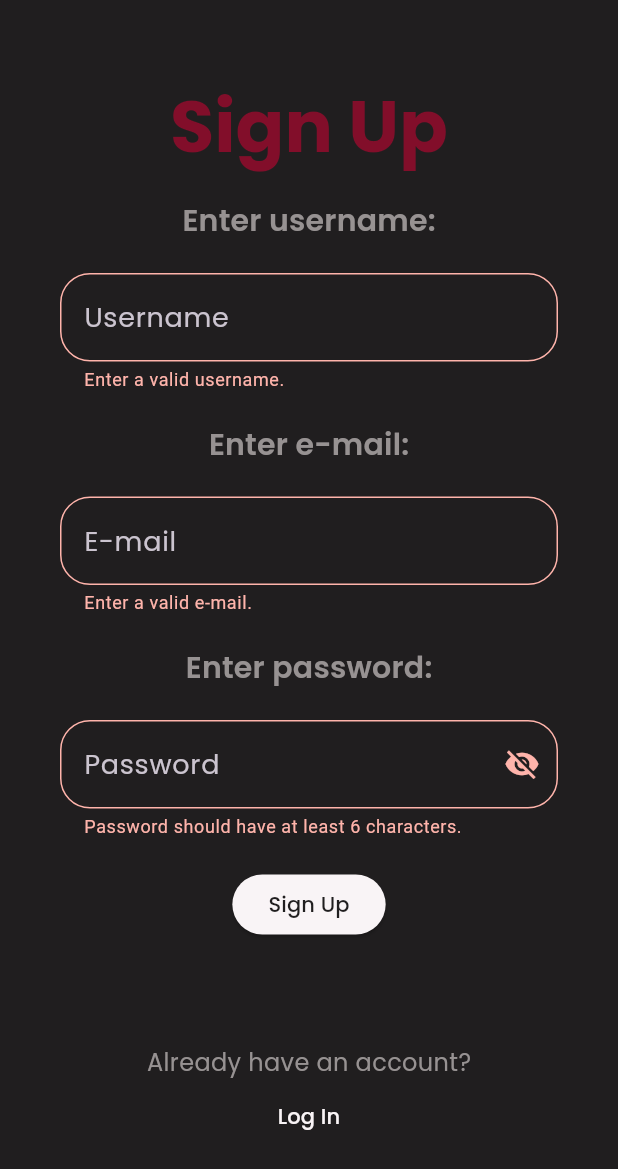
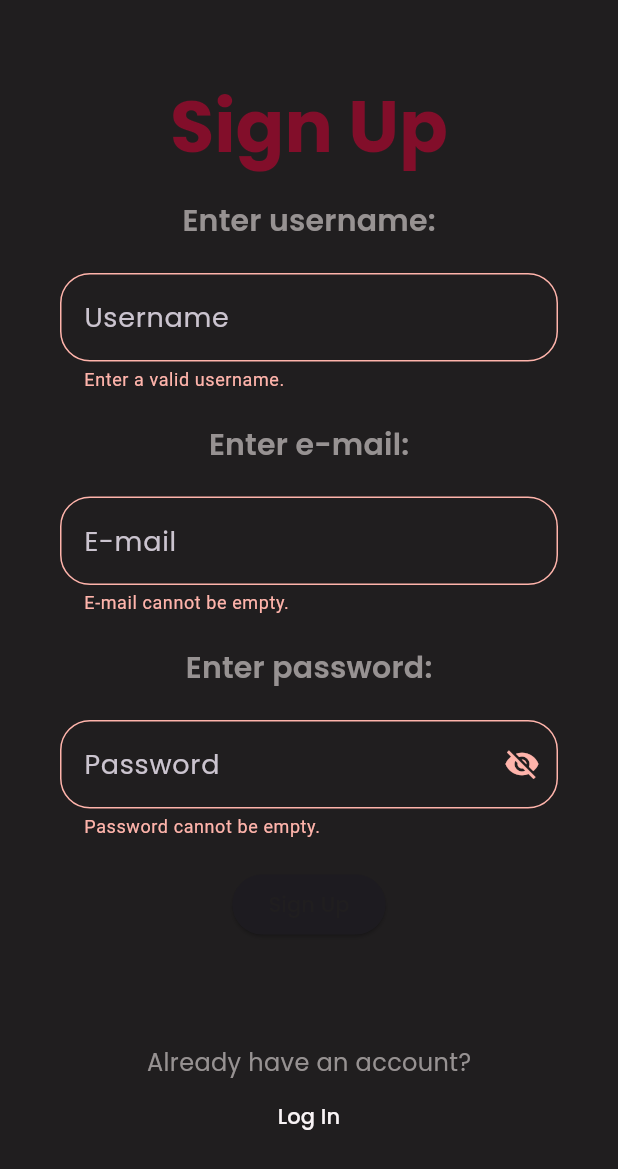
Before and after one commit to censop/back_to_us, a Flutter app: the SignUpScreen screen opened by its route, after a tap on "Sign Up", on a phone screen of 412 x 824 dp. Shown: the top 1169 px of the screen. Run offline on Flutter 3.47's test engine with Material 3 defaults, Android fonts, the phone set to English and light mode, and no system bars; our stand-ins replace camera, cloud_firestore, firebase_auth, firebase_core, firebase_storage, image_picker and 3 more; missing offline and left inert: record, video_thumbnail; accounts and stored records are empty.

```diff
--- /dev/null
+++ b/lib/Services/voice_service.dart
@@ -0,0 +1,3 @@
+class VoiceService {
+  static Duration voiceDuration = Duration(seconds: 0);
+}
--- /dev/null
+++ b/lib/Theme/my_colors.dart
@@ -0,0 +1,6 @@
+class MyColors {
+  /*
+  seed = 130, 14, 42
+
+  */
+}
--- a/lib/main.dart
+++ b/lib/main.dart
@@ -11,7 +11,7 @@ import 'package:back_to_us/Screens/Profile/profile_screen.dart';
 import 'package:back_to_us/Services/camera_service.dart';
 import 'package:back_to_us/Services/notifiers.dart';
 import 'package:back_to_us/Screens/AlbumRelated/create_album_screen.dart';
-import 'package:back_to_us/app_theme.dart';
+import 'package:back_to_us/Theme/app_theme.dart';
 import 'package:back_to_us/Screens/Authentication/forgot_password.dart';
 import 'package:back_to_us/firebase_options.dart';
 import 'package:back_to_us/routes.dart';
--- a/lib/screens/Authentication/sign_up_screen.dart
+++ b/lib/screens/Authentication/sign_up_screen.dart
@@ -8,6 +8,8 @@ import 'package:firebase_auth/firebase_auth.dart';
 import 'package:cloud_firestore/cloud_firestore.dart';
 import 'package:uuid/uuid.dart';
 
+Uuid uuid = Uuid();
+
 class SignUpScreen extends StatefulWidget {
   const SignUpScreen({super.key});
 
@@ -16,24 +18,22 @@ class SignUpScreen extends StatefulWidget {
 }
 
 class SignUpScreenState extends State<SignUpScreen> {
-  CollectionReference users = FirebaseFirestore.instance.collection("users");
+  final CollectionReference users = FirebaseFirestore.instance.collection("users");
 
   final GlobalKey<FormState> _formKey = GlobalKey<FormState>();
 
   bool isCreatingUser = false;
-
-   bool isLoading = false;
+  bool isLoading = false;
 
   ValueNotifier<bool> seePassword = ValueNotifier(true);
 
   final _emailController = TextEditingController();
   final _passwordController = TextEditingController();
   final _usernameController = TextEditingController();
+
   String? emailError;
   String? passwordError;
   String? usernameError;
-
-  Uuid uuid = Uuid();
 
   @override
   void dispose() {
@@ -115,29 +115,15 @@ class SignUpScreenState extends State<SignUpScreen> {
                     },
                   ),
                   SizedBox(height: 20),
-                  ElevatedButton(
-                    style: ElevatedButton.styleFrom(
-                      backgroundColor: Theme.of(context).colorScheme.primary,
-                    ),
-                    onPressed: () {
-                      if (isCreatingUser) {
-                      } else {
-                        if (_formKey.currentState!.validate()) {
-                          _signUp(
-                            email: _emailController.text,
-                            password: _passwordController.text,
-                            username: _usernameController.text,
-                          );
-                        }
-                      }
-                    },
-                    child: Text(
-                      "Sign Up",
-                      style: Theme.of(
-                        context,
-                      ).textTheme.labelLarge,
-                    ),
-                  ),
+                  isCreatingUser
+                      ? const CircularProgressIndicator()
+                      : ElevatedButton(
+                          onPressed: _onSignUpPressed,
+                          child: Text(
+                            "Sign Up",
+                            style: Theme.of(context).textTheme.labelLarge,
+                          ),
+                        ),
                   SizedBox(height: 10),
                   /*TODO add terms and conditions page, add checkbox
                   TextButton(
@@ -165,31 +151,69 @@ class SignUpScreenState extends State<SignUpScreen> {
   }
 
   String? validatePassword(value) {
-    if (value == null || value.isEmpty || value.length < 6) {
-      //TODO add uppercase and special char requirements
+    if (value == null || value.isEmpty) {
+      passwordError = "Password cannot be empty.";
+      return passwordError;
+    }
+    if (value.length < 6) {
       passwordError = "Password should have at least 6 characters.";
       return passwordError;
     }
+
+    if (!RegExp(r'[A-Z]').hasMatch(value)) {
+      passwordError = "Password must contain at least one uppercase letter.";
+      return passwordError;
+    }
+
+    if (!RegExp(r'[!@#\$%^&*(),.?":{}|<>]').hasMatch(value)) {
+      passwordError = "Password must contain at least one special character.";
+      return passwordError;
+    }
+
     passwordError = null;
     return passwordError;
   }
 
-  String? validateEmail(value) {
-    if (value == null || value.isEmpty || !value.contains("@")) {
-      emailError = "Enter a valid e-mail.";
+  String? validateEmail(String? value) {
+    if (value == null || value.isEmpty) {
+      emailError = "E-mail cannot be empty.";
       return emailError;
     }
+
+    if (!RegExp(r'^[^@\s]+@[^@\s]+\.[^@\s]+$').hasMatch(value.trim())) {
+      emailError = "Enter a valid e-mail address.";
+      return emailError;
+    }
+
     emailError = null;
-    return emailError;
+    return null;
   }
 
-  String? validateUsername(value) {
-    if (value.length == 0) {
+  String? validateUsername(String? value) {
+    if (value == null || value.trim().isEmpty) {
       usernameError = "Enter a valid username.";
       return usernameError;
     }
+
+    if (value.trim().length > 30) {
+      usernameError = "Username cannot exceed 30 characters.";
+      return usernameError;
+    }
+
     usernameError = null;
-    return usernameError;
+    return null;
+  }
+
+  void _onSignUpPressed() {
+    if (isCreatingUser) return;
+
+    if (_formKey.currentState!.validate()) {
+      _signUp(
+        email: _emailController.text.trim(), // ✅ trimmed
+        password: _passwordController.text.trim(),
+        username: _usernameController.text.trim(),
+      );
+    }
   }
 
   //signs up users when sign up button is pressed:
--- a/lib/widgets/Sheets/select_album_sheet.dart
+++ b/lib/widgets/Sheets/select_album_sheet.dart
@@ -3,6 +3,7 @@ import 'package:back_to_us/Models/album.dart';
 import 'package:back_to_us/Models/album_item.dart';
 import 'package:back_to_us/Services/camera_service.dart';
 import 'package:back_to_us/Services/firebase_service.dart';
+import 'package:back_to_us/Services/voice_service.dart';
 import 'package:back_to_us/Widgets/custom_album_preview.dart';
 import 'package:flutter/material.dart';
 import 'package:path_provider/path_provider.dart';
@@ -183,6 +184,9 @@ class _SelectAlbumSheetState extends State<SelectAlbumSheet> {
     if (widget.type == AlbumItemType.video) {
       return CameraService.videoDuration;
     }
+    else if (widget.type == AlbumItemType.voice) {
+      return VoiceService.voiceDuration;
+    }
     return null;
   }
 }
--- a/pubspec.yaml
+++ b/pubspec.yaml
@@ -52,6 +52,7 @@ dependencies:
   flutter_drawing_board: ^0.9.8
   intl: ^0.20.2
   video_thumbnail: ^0.5.6
+  http: ^1.6.0
 
 
 dev_dependencies:
```
Also changed, not shown: lib/Services/cache_service.dart (added, +22 -0 lines), lib/widgets/CaptureScreenModes/drawing_widget.dart (+8 -5 lines), lib/widgets/SaveItemDisplay/voice_save_display.dart (+18 -0 lines), lib/widgets/gallery_item_display.dart (+78 -20 lines), lib/Theme/app_theme.dart (renamed from lib/app_theme.dart), pubspec.lock.
